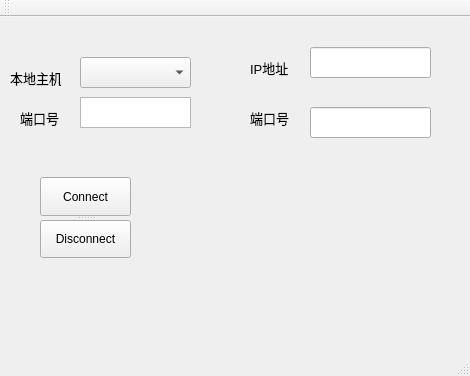
Qt form mainwindow.ui (yao-bo/SLMP) before a commit.
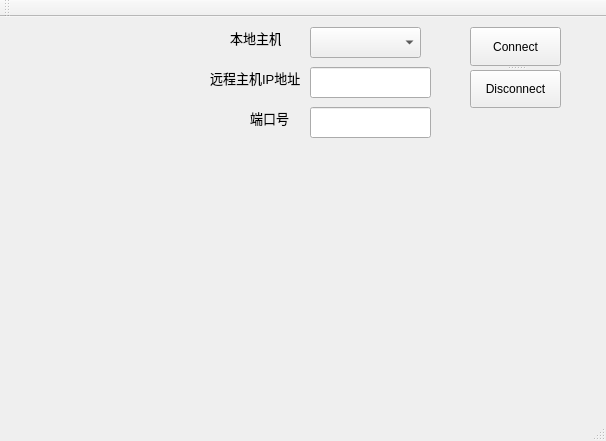
The same form after that commit.

Diff of the .ui file:
```diff
--- a/mainwindow.ui
+++ b/mainwindow.ui
@@ -6,29 +6,19 @@
    <rect>
     <x>0</x>
     <y>0</y>
-    <width>470</width>
-    <height>376</height>
+    <width>606</width>
+    <height>441</height>
    </rect>
   </property>
   <property name="windowTitle">
    <string>MainWindow</string>
   </property>
   <widget class="QWidget" name="centralWidget">
-   <widget class="QTextEdit" name="portSet">
-    <property name="geometry">
-     <rect>
-      <x>80</x>
-      <y>80</y>
-      <width>111</width>
-      <height>31</height>
-     </rect>
-    </property>
-   </widget>
    <widget class="QComboBox" name="comboBox">
     <property name="geometry">
      <rect>
-      <x>80</x>
-      <y>40</y>
+      <x>310</x>
+      <y>10</y>
       <width>111</width>
       <height>31</height>
      </rect>
@@ -48,7 +38,7 @@
     <property name="geometry">
      <rect>
       <x>310</x>
-      <y>30</y>
+      <y>50</y>
       <width>121</width>
       <height>31</height>
      </rect>
@@ -57,9 +47,9 @@
    <widget class="QLabel" name="label">
     <property name="geometry">
      <rect>
-      <x>250</x>
-      <y>40</y>
-      <width>51</width>
+      <x>210</x>
+      <y>50</y>
+      <width>91</width>
       <height>21</height>
      </rect>
     </property>
@@ -69,7 +59,7 @@
      </font>
     </property>
     <property name="text">
-     <string>IP地址</string>
+     <string>远程主机IP地址</string>
     </property>
    </widget>
    <widget class="QLabel" name="label_2">
@@ -93,8 +83,8 @@
    <widget class="QLabel" name="label_3">
     <property name="geometry">
      <rect>
-      <x>10</x>
-      <y>50</y>
+      <x>230</x>
+      <y>10</y>
       <width>51</width>
       <height>21</height>
      </rect>
@@ -108,29 +98,11 @@
      <string>本地主机</string>
     </property>
    </widget>
-   <widget class="QLabel" name="label_4">
-    <property name="geometry">
-     <rect>
-      <x>20</x>
-      <y>90</y>
-      <width>51</width>
-      <height>21</height>
-     </rect>
-    </property>
-    <property name="font">
-     <font>
-      <pointsize>10</pointsize>
-     </font>
-    </property>
-    <property name="text">
-     <string>端口号</string>
-    </property>
-   </widget>
    <widget class="QSplitter" name="splitter">
     <property name="geometry">
      <rect>
-      <x>40</x>
-      <y>160</y>
+      <x>470</x>
+      <y>10</y>
       <width>91</width>
       <height>81</height>
      </rect>
@@ -149,6 +121,26 @@
      </property>
     </widget>
    </widget>
+   <widget class="QWidget" name="widget_mainMenu" native="true">
+    <property name="geometry">
+     <rect>
+      <x>0</x>
+      <y>80</y>
+      <width>101</width>
+      <height>301</height>
+     </rect>
+    </property>
+   </widget>
+   <widget class="QWidget" name="widget_MainView" native="true">
+    <property name="geometry">
+     <rect>
+      <x>110</x>
+      <y>150</y>
+      <width>181</width>
+      <height>161</height>
+     </rect>
+    </property>
+   </widget>
   </widget>
   <widget class="QMenuBar" name="menuBar">
    <property name="geometry">
```
Left out of the diff: 2 changed lines with no effect on the pictures.
